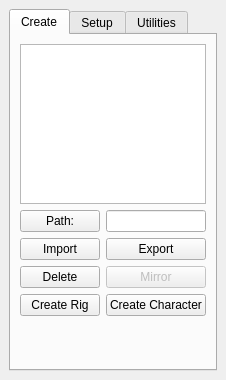
The window that Tapp/Maya/rigging/gui/resources/gui.ui (bumpybox/Tapp) describes before a commit, drawn with Qt 5.
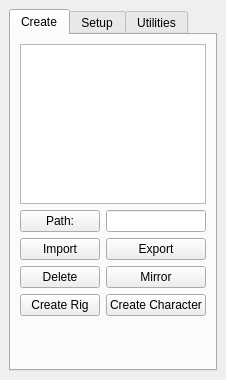
The same window after the commit.

```diff
--- a/Tapp/Maya/rigging/gui/resources/gui.ui
+++ b/Tapp/Maya/rigging/gui/resources/gui.ui
@@ -92,7 +92,7 @@
           <item row="1" column="1">
            <widget class="QPushButton" name="create_mirror_pushButton">
             <property name="enabled">
-             <bool>false</bool>
+             <bool>true</bool>
             </property>
             <property name="sizePolicy">
              <sizepolicy hsizetype="Expanding" vsizetype="Expanding">
```
